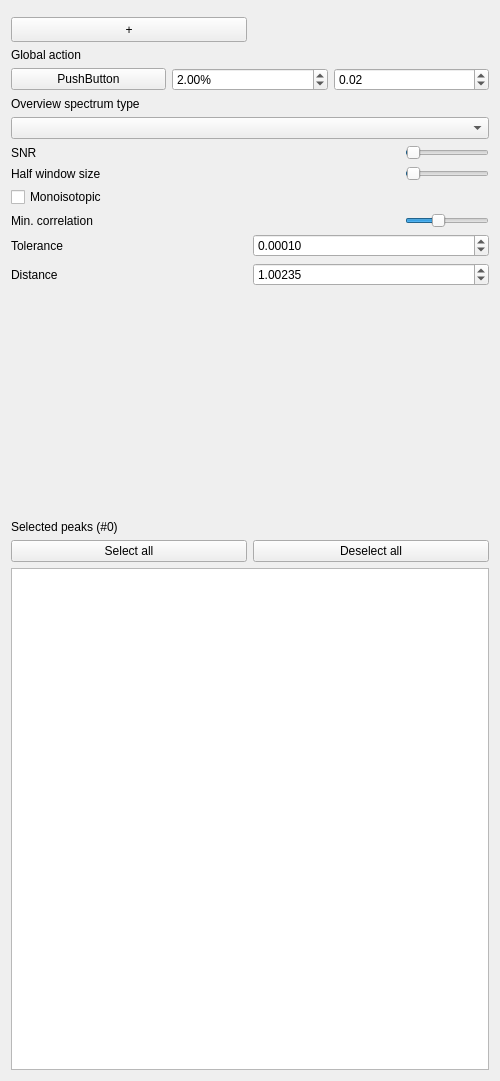
This is Plugins/org.mitk.gui.qt.m2.PeakPicking/src/internal/m2PeakPickingViewControls.ui in m2aia/m2aia as Qt 5 draws it before an edit. The edited form follows.
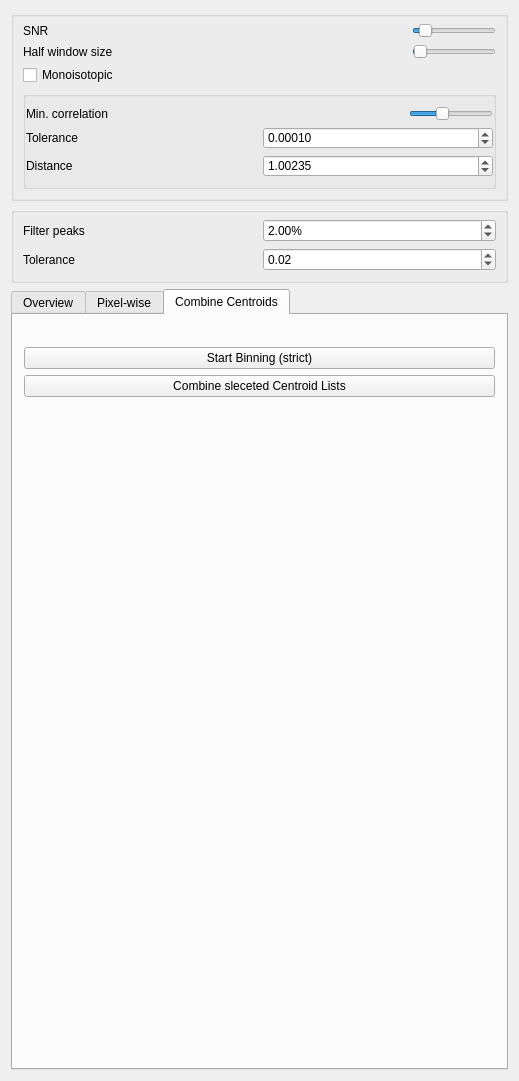
This is the edited form. Custom widgets are drawn as their Qt base class.

Commit message: major restructuring, add spectrum artifacts to DM

Diff of the .ui file:
```diff
--- a/Plugins/org.mitk.gui.qt.m2.PeakPicking/src/internal/m2PeakPickingViewControls.ui
+++ b/Plugins/org.mitk.gui.qt.m2.PeakPicking/src/internal/m2PeakPickingViewControls.ui
@@ -6,7 +6,7 @@
    <rect>
     <x>0</x>
     <y>0</y>
-    <width>500</width>
+    <width>519</width>
     <height>1081</height>
    </rect>
   </property>
@@ -27,127 +27,34 @@
   </property>
   <layout class="QVBoxLayout" name="verticalLayout">
    <item>
-    <layout class="QVBoxLayout" name="verticalLayout_10">
-     <property name="sizeConstraint">
-      <enum>QLayout::SetDefaultConstraint</enum>
+    <widget class="QGroupBox" name="peakPickingControls">
+     <property name="enabled">
+      <bool>true</bool>
      </property>
-     <item>
-      <widget class="QmitkSingleNodeSelectionWidget" name="imageSelection" native="true">
-       <property name="sizePolicy">
-        <sizepolicy hsizetype="Preferred" vsizetype="Minimum">
-         <horstretch>0</horstretch>
-         <verstretch>0</verstretch>
-        </sizepolicy>
-       </property>
-      </widget>
-     </item>
-     <item>
-      <layout class="QHBoxLayout" name="horizontalLayout_16">
-       <item>
-        <widget class="QPushButton" name="btnAddPeakList">
-         <property name="sizePolicy">
-          <sizepolicy hsizetype="Minimum" vsizetype="Minimum">
-           <horstretch>0</horstretch>
-           <verstretch>0</verstretch>
-          </sizepolicy>
-         </property>
-         <property name="minimumSize">
-          <size>
-           <width>25</width>
-           <height>25</height>
-          </size>
-         </property>
-         <property name="maximumSize">
-          <size>
-           <width>24351</width>
-           <height>41654</height>
-          </size>
-         </property>
-         <property name="text">
-          <string>+</string>
-         </property>
-        </widget>
-       </item>
-       <item>
-        <widget class="QmitkSingleNodeSelectionWidget" name="peakListSelection" native="true">
-         <property name="sizePolicy">
-          <sizepolicy hsizetype="Preferred" vsizetype="Minimum">
-           <horstretch>0</horstretch>
-           <verstretch>0</verstretch>
-          </sizepolicy>
-         </property>
-        </widget>
-       </item>
-      </layout>
-     </item>
-     <item>
-      <widget class="QLabel" name="labelOverviewSpectra_2">
-       <property name="sizePolicy">
-        <sizepolicy hsizetype="Preferred" vsizetype="Minimum">
-         <horstretch>0</horstretch>
-         <verstretch>0</verstretch>
-        </sizepolicy>
-       </property>
-       <property name="text">
-        <string>Global action</string>
-       </property>
-      </widget>
-     </item>
+     <property name="styleSheet">
+      <string notr="true"/>
+     </property>
+     <property name="flat">
+      <bool>true</bool>
+     </property>
+     <layout class="QVBoxLayout" name="verticalLayout_4">
+      <property name="spacing">
+       <number>6</number>
+      </property>
+      <property name="leftMargin">
+       <number>9</number>
+      </property>
+      <property name="topMargin">
+       <number>6</number>
+      </property>
+      <property name="rightMargin">
+       <number>9</number>
+      </property>
+      <property name="bottomMargin">
+       <number>9</number>
+      </property>
      <item>
-      <layout class="QHBoxLayout" name="horizontalLayout_18">
-       <item>
-        <widget class="QPushButton" name="btnPickAndBin">
-         <property name="text">
-          <string>PushButton</string>
-         </property>
-        </widget>
-       </item>
-       <item>
-        <widget class="QDoubleSpinBox" name="sbFilterPeaks">
-         <property name="suffix">
-          <string>%</string>
-         </property>
-         <property name="singleStep">
-          <double>0.001000000000000</double>
-         </property>
-         <property name="value">
-          <double>2.000000000000000</double>
-         </property>
-        </widget>
-       </item>
-       <item>
-        <widget class="QDoubleSpinBox" name="sbBinningTolerance">
-         <property name="maximum">
-          <double>1.000000000000000</double>
-         </property>
-         <property name="singleStep">
-          <double>0.001000000000000</double>
-         </property>
-         <property name="value">
-          <double>0.020000000000000</double>
-         </property>
-        </widget>
-       </item>
-      </layout>
-     </item>
-     <item>
-      <widget class="QLabel" name="labelOverviewSpectra">
-       <property name="sizePolicy">
-        <sizepolicy hsizetype="Preferred" vsizetype="Minimum">
-         <horstretch>0</horstretch>
-         <verstretch>0</verstretch>
-        </sizepolicy>
-       </property>
-       <property name="text">
-        <string>Overview spectrum type</string>
-       </property>
-      </widget>
-     </item>
-     <item>
-      <widget class="QComboBox" name="cbOverviewSpectra"/>
-     </item>
-     <item>
-      <layout class="QHBoxLayout" name="horizontalLayout_2" stretch="1,1">
+       <layout class="QHBoxLayout" name="snrControls" stretch="1,1">
        <item>
         <widget class="QLabel" name="labelSNR">
          <property name="sizePolicy">
@@ -169,8 +76,11 @@
            <verstretch>0</verstretch>
           </sizepolicy>
          </property>
+          <property name="minimum">
+           <number>1</number>
+          </property>
          <property name="maximum">
-          <number>300</number>
+           <number>50</number>
          </property>
          <property name="value">
           <number>5</number>
@@ -189,7 +99,7 @@
       </layout>
      </item>
      <item>
-      <layout class="QHBoxLayout" name="horizontalLayout" stretch="1,1">
+       <layout class="QHBoxLayout" name="hwsControls" stretch="1,1">
        <item>
         <widget class="QLabel" name="labelHWS">
          <property name="sizePolicy">
@@ -229,13 +139,43 @@
        <property name="text">
         <string>Monoisotopic</string>
        </property>
+       </widget>
+      </item>
+      <item>
+       <widget class="QGroupBox" name="groupMonoisotopic">
+        <property name="enabled">
+         <bool>true</bool>
+        </property>
+        <property name="styleSheet">
+         <string notr="true">QGroupBox#ckbMonoisotopic {border:0;}
+QGroupBox#ckbMonoisotopic::title {
+    subcontrol-position: top left;
+}</string>
+        </property>
+        <property name="title">
+         <string/>
+        </property>
+        <property name="checkable">
+         <bool>false</bool>
+        </property>
        <property name="checked">
         <bool>false</bool>
        </property>
-      </widget>
-     </item>
+        <layout class="QVBoxLayout" name="verticalLayout_2">
+         <property name="leftMargin">
+          <number>0</number>
+         </property>
+         <property name="topMargin">
+          <number>9</number>
+         </property>
+         <property name="rightMargin">
+          <number>0</number>
+         </property>
+         <property name="bottomMargin">
+          <number>9</number>
+         </property>
      <item>
-      <layout class="QHBoxLayout" name="horizontalLayout_3" stretch="1,1">
+          <layout class="QHBoxLayout" name="minCorrControls" stretch="0,1">
        <item>
         <widget class="QLabel" name="labelCOR">
          <property name="sizePolicy">
@@ -271,7 +211,7 @@
       </layout>
      </item>
      <item>
-      <layout class="QHBoxLayout" name="horizontalLayout_4">
+          <layout class="QHBoxLayout" name="toleranceControls">
        <item>
         <widget class="QLabel" name="labelTolerance">
          <property name="text">
@@ -301,7 +241,7 @@
       </layout>
      </item>
      <item>
-      <layout class="QHBoxLayout" name="horizontalLayout_5">
+          <layout class="QHBoxLayout" name="distanceControls">
        <item>
         <widget class="QLabel" name="labelDistance">
          <property name="text">
@@ -330,6 +270,132 @@
        </item>
       </layout>
      </item>
+        </layout>
+       </widget>
+      </item>
+     </layout>
+    </widget>
+   </item>
+   <item>
+    <widget class="QGroupBox" name="binningControls">
+     <property name="enabled">
+      <bool>true</bool>
+     </property>
+     <property name="styleSheet">
+      <string notr="true"/>
+     </property>
+     <property name="flat">
+      <bool>true</bool>
+     </property>
+     <layout class="QVBoxLayout" name="verticalLayout_8">
+      <property name="spacing">
+       <number>6</number>
+      </property>
+      <property name="leftMargin">
+       <number>9</number>
+      </property>
+      <property name="topMargin">
+       <number>6</number>
+      </property>
+      <property name="rightMargin">
+       <number>9</number>
+      </property>
+      <property name="bottomMargin">
+       <number>9</number>
+      </property>
+      <item>
+       <layout class="QHBoxLayout" name="layout_1">
+        <item>
+         <widget class="QLabel" name="label">
+          <property name="text">
+           <string>Filter peaks</string>
+          </property>
+         </widget>
+        </item>
+        <item>
+         <widget class="QDoubleSpinBox" name="sbFilterPeaks">
+          <property name="toolTip">
+           <string>Filter Peaks: peaks are rejected if they occure in less then the given percentage of spectra)</string>
+          </property>
+          <property name="suffix">
+           <string>%</string>
+          </property>
+          <property name="singleStep">
+           <double>0.001000000000000</double>
+          </property>
+          <property name="value">
+           <double>2.000000000000000</double>
+          </property>
+         </widget>
+        </item>
+       </layout>
+      </item>
+      <item>
+       <layout class="QHBoxLayout" name="layout_2">
+        <item>
+         <widget class="QLabel" name="label_2">
+          <property name="text">
+           <string>Tolerance</string>
+          </property>
+         </widget>
+        </item>
+        <item>
+         <widget class="QDoubleSpinBox" name="sbBinningTolerance">
+          <property name="toolTip">
+           <string>Binning Tolerance: maximal relative deviation of a peak position (mass) to be considered as identical. Must be multiplied by 10^-6 for ppm, e.g. use tolerance=5e-6 for 5 ppm.</string>
+          </property>
+          <property name="maximum">
+           <double>1.000000000000000</double>
+          </property>
+          <property name="singleStep">
+           <double>0.001000000000000</double>
+          </property>
+          <property name="value">
+           <double>0.020000000000000</double>
+          </property>
+         </widget>
+        </item>
+       </layout>
+      </item>
+     </layout>
+    </widget>
+   </item>
+   <item>
+    <widget class="QTabWidget" name="tabWidget">
+     <property name="currentIndex">
+      <number>2</number>
+     </property>
+     <widget class="QWidget" name="tabOverviewSpectra">
+      <attribute name="title">
+       <string>Overview</string>
+      </attribute>
+      <layout class="QVBoxLayout" name="verticalLayout_6">
+       <item>
+        <widget class="QmitkSingleNodeSelectionWidget" name="sourceProfileSelector" native="true">
+         <property name="sizePolicy">
+          <sizepolicy hsizetype="Preferred" vsizetype="Minimum">
+           <horstretch>0</horstretch>
+           <verstretch>0</verstretch>
+          </sizepolicy>
+         </property>
+         <property name="minimumSize">
+          <size>
+           <width>0</width>
+           <height>15</height>
+          </size>
+         </property>
+        </widget>
+       </item>
+       <item>
+        <widget class="QPushButton" name="btnPickPeaksOverview">
+         <property name="toolTip">
+          <string>Peak picking on each spectrum of the given continuos profile spectrum data set.</string>
+         </property>
+         <property name="text">
+          <string>Pick Peaks</string>
+         </property>
+        </widget>
+       </item>
      <item>
       <spacer name="verticalSpacer_2">
        <property name="orientation">
@@ -344,116 +410,146 @@
       </spacer>
      </item>
     </layout>
-   </item>
+     </widget>
+     <widget class="QWidget" name="tabPixelWiseProcessing">
+      <attribute name="title">
+       <string>Pixel-wise</string>
+      </attribute>
+      <layout class="QVBoxLayout" name="verticalLayout_5">
    <item>
-    <widget class="QLabel" name="labelPeakList">
-     <property name="enabled">
-      <bool>true</bool>
-     </property>
-     <property name="text">
-      <string>Selected peaks (#0)</string>
+        <widget class="QmitkSingleNodeSelectionWidget" name="sourceProfileImageSelector" native="true">
+         <property name="sizePolicy">
+          <sizepolicy hsizetype="Preferred" vsizetype="Minimum">
+           <horstretch>0</horstretch>
+           <verstretch>0</verstretch>
+          </sizepolicy>
+         </property>
+         <property name="minimumSize">
+          <size>
+           <width>0</width>
+           <height>15</height>
+          </size>
      </property>
     </widget>
    </item>
    <item>
-    <layout class="QHBoxLayout" name="horizontalLayout_6">
-     <item>
-      <widget class="QPushButton" name="btnSelectAll">
-       <property name="enabled">
-        <bool>true</bool>
+        <widget class="QPushButton" name="btnPickPeaksPixelWise">
+         <property name="toolTip">
+          <string>Peak picking on each spectrum of the given continuos profile spectrum data set.</string>
        </property>
        <property name="text">
-        <string>Select all</string>
+          <string>Pick Peaks and start binning</string>
        </property>
       </widget>
      </item>
      <item>
-      <widget class="QPushButton" name="btnDeselectAll">
-       <property name="enabled">
-        <bool>true</bool>
-       </property>
-       <property name="text">
-        <string>Deselect all</string>
-       </property>
-      </widget>
-     </item>
-    </layout>
-   </item>
+        <spacer name="verticalSpacer_3">
+         <property name="orientation">
+          <enum>Qt::Vertical</enum>
+         </property>
+         <property name="sizeHint" stdset="0">
+          <size>
+           <width>20</width>
+           <height>40</height>
+          </size>
+         </property>
+        </spacer>
+       </item>
+      </layout>
+     </widget>
+     <widget class="QWidget" name="tabCombineCentroidLists">
+      <attribute name="title">
+       <string>Combine Centroids</string>
+      </attribute>
+      <layout class="QVBoxLayout" name="verticalLayout_7">
    <item>
-    <widget class="QTableWidget" name="tableWidget">
-     <property name="enabled">
-      <bool>true</bool>
-     </property>
+        <widget class="QmitkMultiNodeSelectionWidget" name="sourceCenroidSelector" native="true">
      <property name="sizePolicy">
-      <sizepolicy hsizetype="Preferred" vsizetype="Expanding">
+          <sizepolicy hsizetype="Preferred" vsizetype="Minimum">
        <horstretch>0</horstretch>
        <verstretch>0</verstretch>
       </sizepolicy>
      </property>
-     <property name="editTriggers">
-      <set>QAbstractItemView::NoEditTriggers</set>
-     </property>
-     <property name="showDropIndicator" stdset="0">
-      <bool>false</bool>
-     </property>
-     <property name="dragDropOverwriteMode">
-      <bool>false</bool>
-     </property>
-     <property name="selectionMode">
-      <enum>QAbstractItemView::NoSelection</enum>
-     </property>
-     <property name="cornerButtonEnabled">
-      <bool>true</bool>
-     </property>
-     <property name="columnCount">
-      <number>1</number>
-     </property>
-     <attribute name="horizontalHeaderVisible">
-      <bool>false</bool>
-     </attribute>
-     <attribute name="horizontalHeaderCascadingSectionResizes">
-      <bool>false</bool>
-     </attribute>
-     <attribute name="horizontalHeaderMinimumSectionSize">
-      <number>20</number>
-     </attribute>
-     <attribute name="horizontalHeaderDefaultSectionSize">
-      <number>80</number>
-     </attribute>
-     <attribute name="horizontalHeaderStretchLastSection">
-      <bool>true</bool>
-     </attribute>
-     <attribute name="verticalHeaderVisible">
-      <bool>false</bool>
-     </attribute>
-     <attribute name="verticalHeaderMinimumSectionSize">
-      <number>15</number>
-     </attribute>
-     <attribute name="verticalHeaderDefaultSectionSize">
-      <number>22</number>
-     </attribute>
-     <column>
+         <property name="minimumSize">
+          <size>
+           <width>0</width>
+           <height>15</height>
+          </size>
+         </property>
+         <layout class="QVBoxLayout" name="verticalLayout_9">
+          <property name="leftMargin">
+           <number>0</number>
+          </property>
+          <property name="topMargin">
+           <number>0</number>
+          </property>
+          <property name="rightMargin">
+           <number>0</number>
+          </property>
+          <property name="bottomMargin">
+           <number>0</number>
+          </property>
+         </layout>
+        </widget>
+       </item>
+       <item>
+        <widget class="QPushButton" name="btnPickAndBin">
+         <property name="toolTip">
+          <string>Peak binning: creates bins never containing two or more peaks of the same sample.</string>
+         </property>
       <property name="text">
-       <string>m/z</string>
-      </property>
-     </column>
+          <string>Start Binning (strict)</string>
+         </property>
+        </widget>
+       </item>
+       <item>
+        <widget class="QPushButton" name="btnCombineList">
+         <property name="toolTip">
+          <string>Multiple centroid lists get combined to one single list. A new data node will be added to the datastorage.</string>
+         </property>
+         <property name="text">
+          <string>Combine sleceted Centroid Lists</string>
+         </property>
+        </widget>
+       </item>
+       <item>
+        <spacer name="verticalSpacer_4">
+         <property name="orientation">
+          <enum>Qt::Vertical</enum>
+         </property>
+         <property name="sizeHint" stdset="0">
+          <size>
+           <width>20</width>
+           <height>40</height>
+          </size>
+         </property>
+        </spacer>
+       </item>
+      </layout>
+     </widget>
     </widget>
    </item>
   </layout>
  </widget>
  <layoutdefault spacing="6" margin="11"/>
  <customwidgets>
-  <customwidget>
-   <class>QmitkSingleNodeSelectionWidget</class>
-   <extends>QWidget</extends>
-   <header>QmitkSingleNodeSelectionWidget.h</header>
-   <container>1</container>
-  </customwidget>
   <customwidget>
    <class>m2CtkSliderWidget</class>
    <extends>QSlider</extends>
    <header>m2CtkSliderWidget.h</header>
   </customwidget>
+  <customwidget>
+   <class>QmitkMultiNodeSelectionWidget</class>
+   <extends>QWidget</extends>
+   <header>QmitkMultiNodeSelectionWidget.h</header>
+   <container>1</container>
+  </customwidget>
+  <customwidget>
+   <class>QmitkSingleNodeSelectionWidget</class>
+   <extends>QWidget</extends>
+   <header>QmitkSingleNodeSelectionWidget.h</header>
+   <container>1</container>
+  </customwidget>
  </customwidgets>
  <resources/>
  <connections/>
```
Lines whose indentation alone changed are shown as unchanged. The commit also changes 2 other files.
